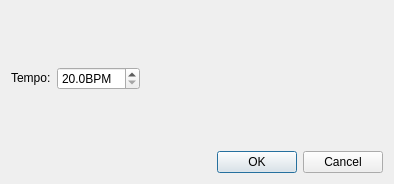
This is mscore/mscore/stafftext.ui in musescore/musescore-old as Qt 5 draws it before an edit. The edited form follows.
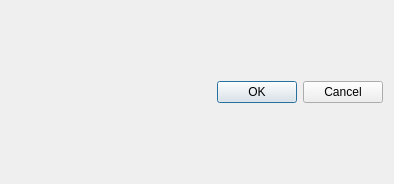
This is the edited form.

Commit message: change base class for Ottava()

Diff of the .ui file:
```diff
--- a/mscore/mscore/stafftext.ui
+++ b/mscore/mscore/stafftext.ui
@@ -13,74 +13,6 @@
    <string>MuseScore: Staff Text Properties</string>
   </property>
   <layout class="QGridLayout" >
-   <item row="0" column="1" >
-    <spacer>
-     <property name="orientation" >
-      <enum>Qt::Vertical</enum>
-     </property>
-     <property name="sizeHint" >
-      <size>
-       <width>20</width>
-       <height>40</height>
-      </size>
-     </property>
-    </spacer>
-   </item>
-   <item row="1" column="0" >
-    <widget class="QLabel" name="label" >
-     <property name="sizePolicy" >
-      <sizepolicy vsizetype="Fixed" hsizetype="Fixed" >
-       <horstretch>0</horstretch>
-       <verstretch>0</verstretch>
-      </sizepolicy>
-     </property>
-     <property name="text" >
-      <string>Tempo:</string>
-     </property>
-    </widget>
-   </item>
-   <item row="1" column="1" >
-    <widget class="QDoubleSpinBox" name="tempo" >
-     <property name="suffix" >
-      <string>BPM</string>
-     </property>
-     <property name="decimals" >
-      <number>1</number>
-     </property>
-     <property name="minimum" >
-      <double>20.000000000000000</double>
-     </property>
-     <property name="maximum" >
-      <double>400.000000000000000</double>
-     </property>
-    </widget>
-   </item>
-   <item row="1" column="2" >
-    <spacer>
-     <property name="orientation" >
-      <enum>Qt::Horizontal</enum>
-     </property>
-     <property name="sizeHint" >
-      <size>
-       <width>40</width>
-       <height>20</height>
-      </size>
-     </property>
-    </spacer>
-   </item>
-   <item row="2" column="1" >
-    <spacer>
-     <property name="orientation" >
-      <enum>Qt::Vertical</enum>
-     </property>
-     <property name="sizeHint" >
-      <size>
-       <width>20</width>
-       <height>40</height>
-      </size>
-     </property>
-    </spacer>
-   </item>
    <item row="3" column="0" colspan="3" >
     <widget class="QDialogButtonBox" name="buttonBox" >
      <property name="orientation" >
```
The commit also changes 7 other files.
